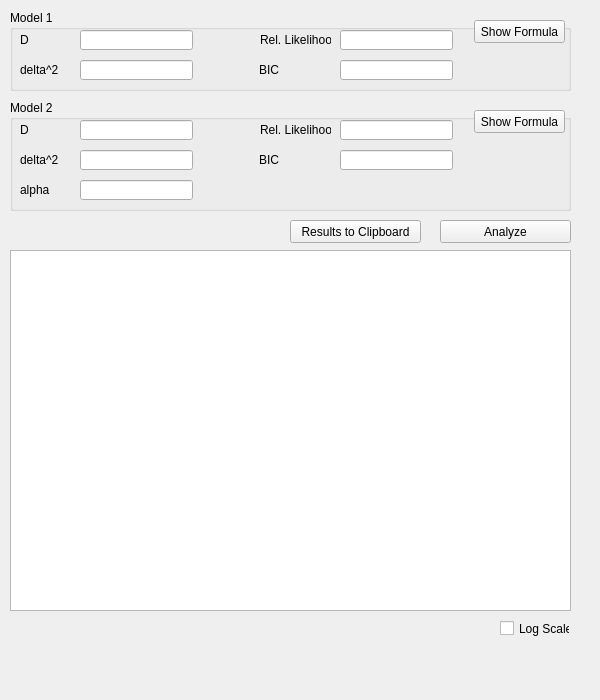
The window that gui/tab/msd.ui (Eggeling-Lab-Microscope-Software/TRAIT2D) describes before a commit, drawn with Qt 5.
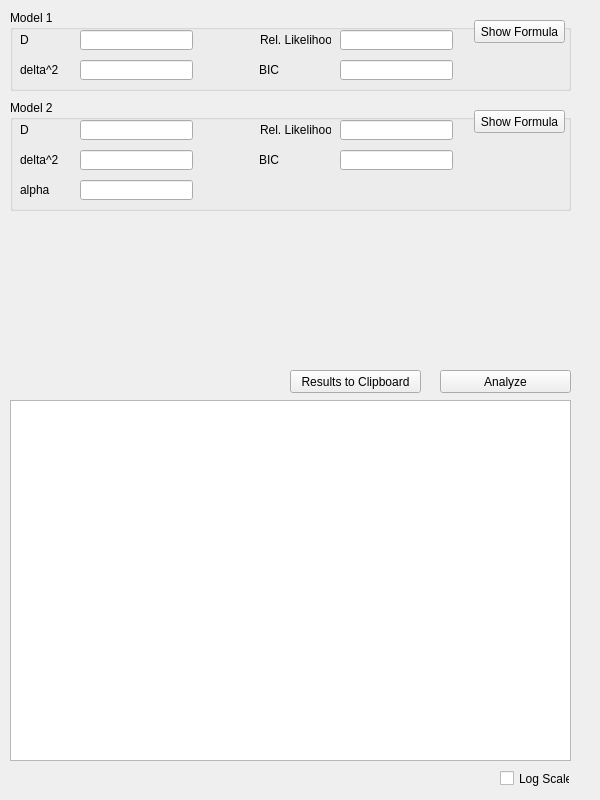
The same window after the commit. Custom widgets are drawn as their Qt base class.

Commit message: Added ADC layout, improved plotting widow

Patch:
```diff
--- a/gui/tab/msd.ui
+++ b/gui/tab/msd.ui
@@ -7,7 +7,7 @@
     <x>0</x>
     <y>0</y>
     <width>600</width>
-    <height>700</height>
+    <height>800</height>
    </rect>
   </property>
   <property name="windowTitle">
@@ -17,7 +17,7 @@
    <property name="geometry">
     <rect>
      <x>500</x>
-     <y>620</y>
+     <y>770</y>
      <width>70</width>
      <height>17</height>
     </rect>
@@ -148,7 +148,7 @@
    <property name="geometry">
     <rect>
      <x>290</x>
-     <y>220</y>
+     <y>370</y>
      <width>131</width>
      <height>23</height>
     </rect>
@@ -302,7 +302,7 @@
    <property name="geometry">
     <rect>
      <x>440</x>
-     <y>220</y>
+     <y>370</y>
      <width>131</width>
      <height>23</height>
     </rect>
@@ -315,7 +315,7 @@
    <property name="geometry">
     <rect>
      <x>10</x>
-     <y>250</y>
+     <y>400</y>
      <width>561</width>
      <height>361</height>
     </rect>
```
The commit also changes 7 other files.
